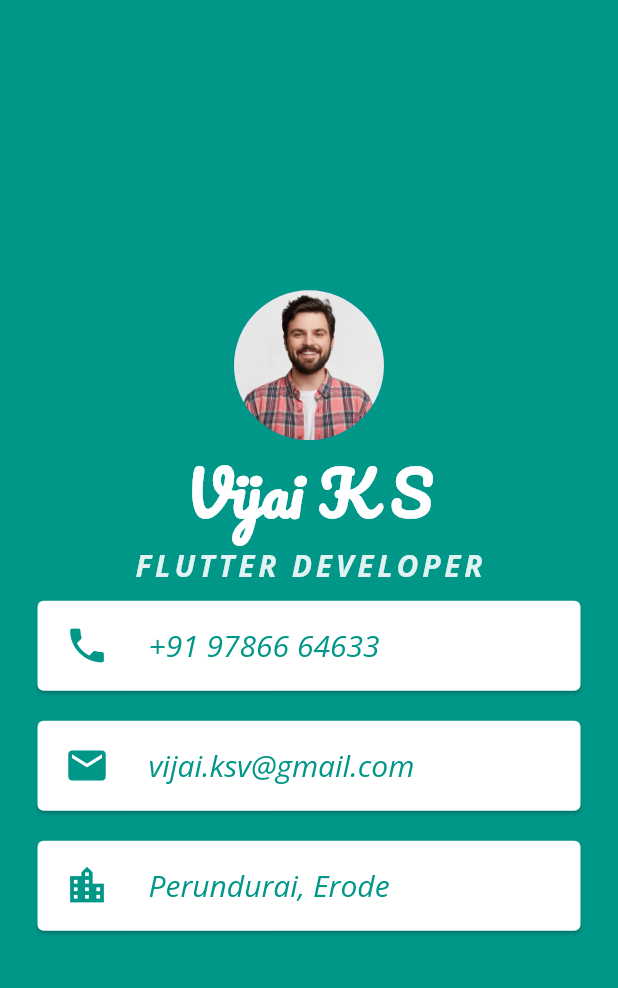
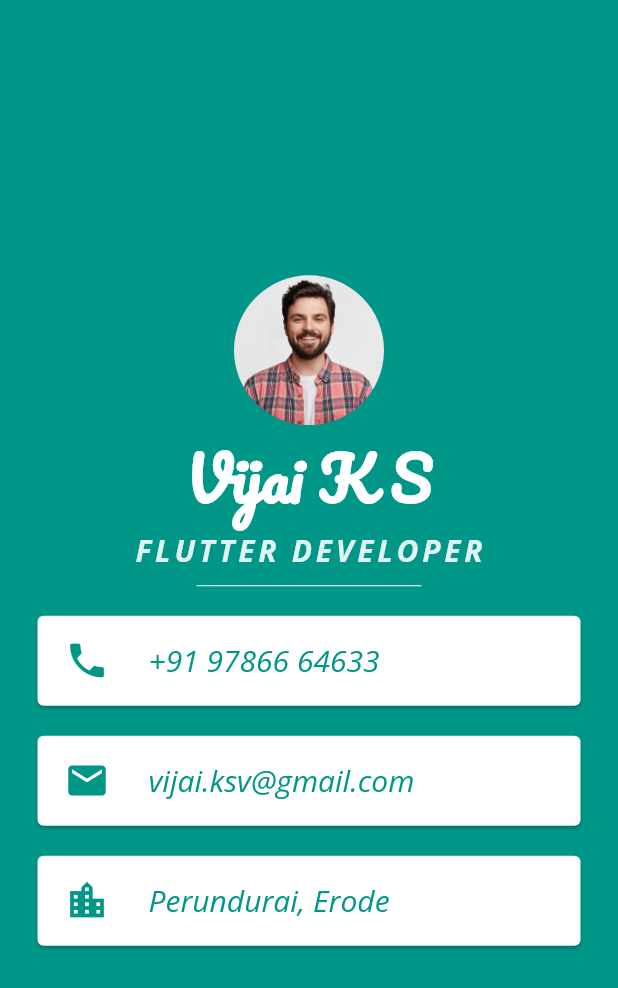
Before and after one commit to vijai-ks/MyCard-User-Profile-Application, a Flutter app: the screen it shows after launch, on a phone screen of 412 x 824 dp. Shown: the top 988 px of the screen. Run offline on Flutter 3.47's test engine with Material 2 defaults, Android fonts, the phone set to English and light mode, and no system bars.

Commit message:
feat: profile-page: Add divider line
Signed-off-by: vijai-ks <vijai.ksv@gmail.com>

```diff
--- a/lib/main.dart
+++ b/lib/main.dart
@@ -38,6 +38,13 @@ class MyCard extends StatelessWidget {
                   fontSize: 20.0,
                   letterSpacing: 2.5,
                   fontWeight: FontWeight.bold,
+                ),
+              ),
+              SizedBox(
+                height: 20.0,
+                width: 150,
+                child: Divider(
+                  color: Colors.white,
                 ),
               ),
               Card(
```
